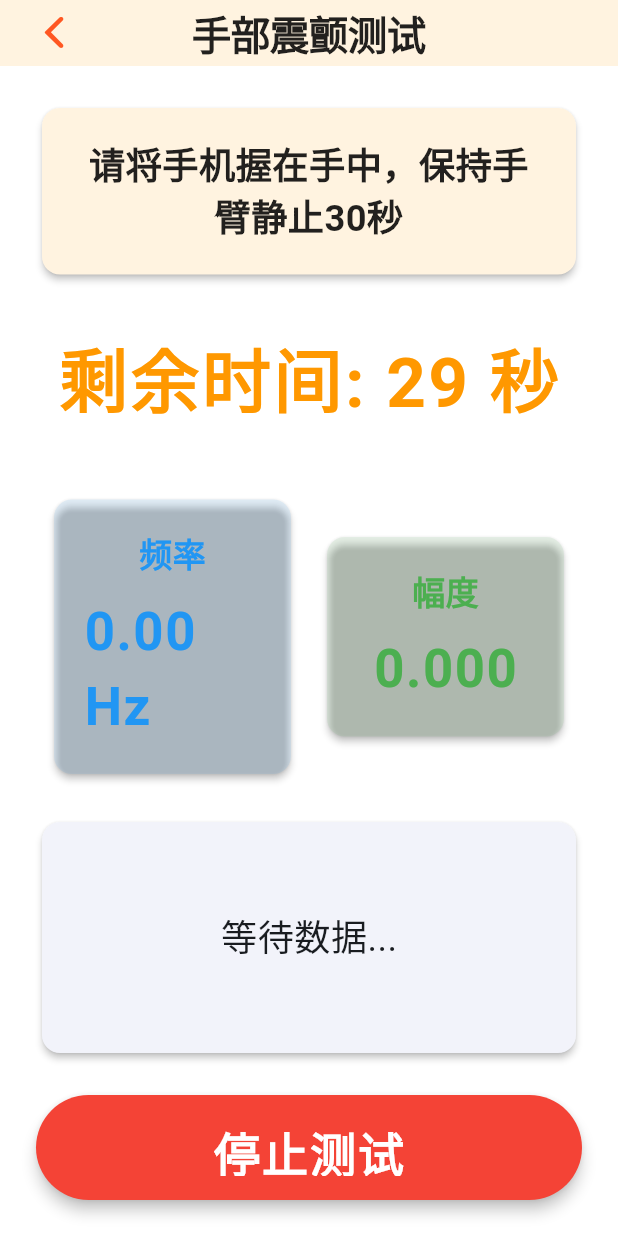
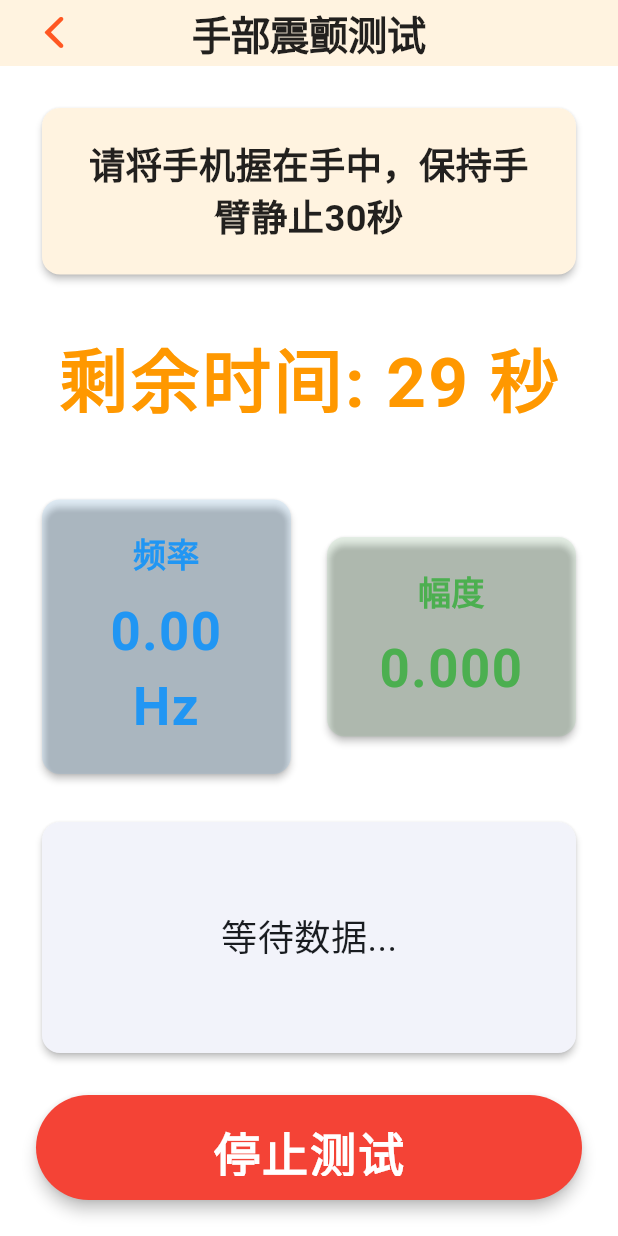
Before and after one commit to Brian61-liu/Parkinsons-Assistant, a Flutter app: the TremorTestPage screen opened directly, after a tap on "开始测试", on a phone screen of 412 x 824 dp. Run offline on Flutter 3.47's test engine with Material 3 defaults, Android fonts, the phone set to English and light mode, and no system bars; our stand-ins replace audioplayers, fl_chart, sensors_plus, sqflite; accounts and stored records are empty.

Commit message:
Center align metrics in tremor test page and adjust spacing

```diff
--- a/lib/pages/tremor_test_page.dart
+++ b/lib/pages/tremor_test_page.dart
@@ -280,8 +280,8 @@ class _TremorTestPageState extends State<TremorTestPage> {
             // 实时数据显示
             if (_isRecording || _chartData.isNotEmpty) ...[
               Row(
+                mainAxisAlignment: MainAxisAlignment.center,
                 children: [
-                  const SizedBox(width: 8),
                   _buildMetricCard(
                     '频率',
                     '${_currentFrequency.toStringAsFixed(2)} Hz',
@@ -293,7 +293,6 @@ class _TremorTestPageState extends State<TremorTestPage> {
                     _currentAmplitude.toStringAsFixed(3),
                     Colors.green,
                   ),
-                  const SizedBox(width: 8),
                 ],
               ),
               const SizedBox(height: 24), // 增大间距：20 -> 24
@@ -406,6 +405,7 @@ class _TremorTestPageState extends State<TremorTestPage> {
           padding: const EdgeInsets.all(20.0), // 增大内边距：16 -> 20
           child: Column(
             mainAxisSize: MainAxisSize.min,
+            crossAxisAlignment: CrossAxisAlignment.center,
             children: [
               Text(
                 label,
@@ -414,6 +414,7 @@ class _TremorTestPageState extends State<TremorTestPage> {
                   color: color,
                   fontWeight: FontWeight.w600,
                 ),
+                textAlign: TextAlign.center,
               ),
               const SizedBox(height: 12), // 增大间距：8 -> 12
               Text(
@@ -424,6 +425,7 @@ class _TremorTestPageState extends State<TremorTestPage> {
                   color: color,
                   letterSpacing: 1.0,
                 ),
+                textAlign: TextAlign.center,
               ),
             ],
           ),
```
